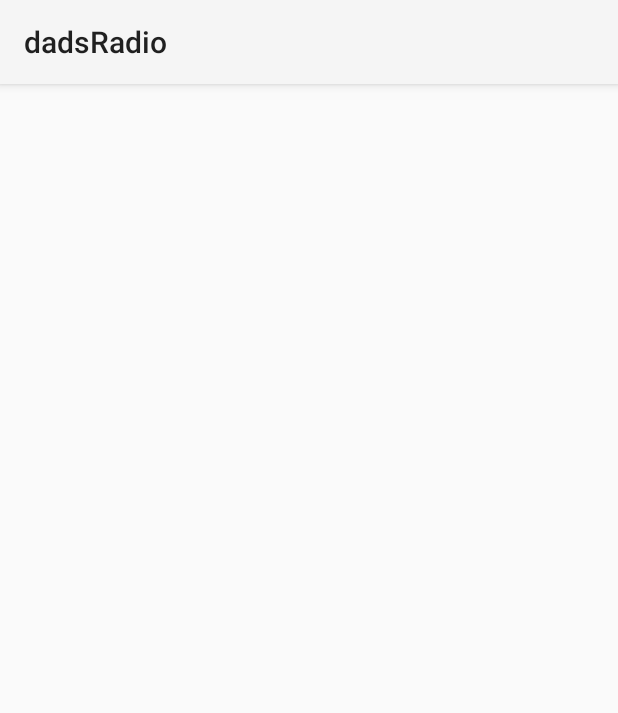
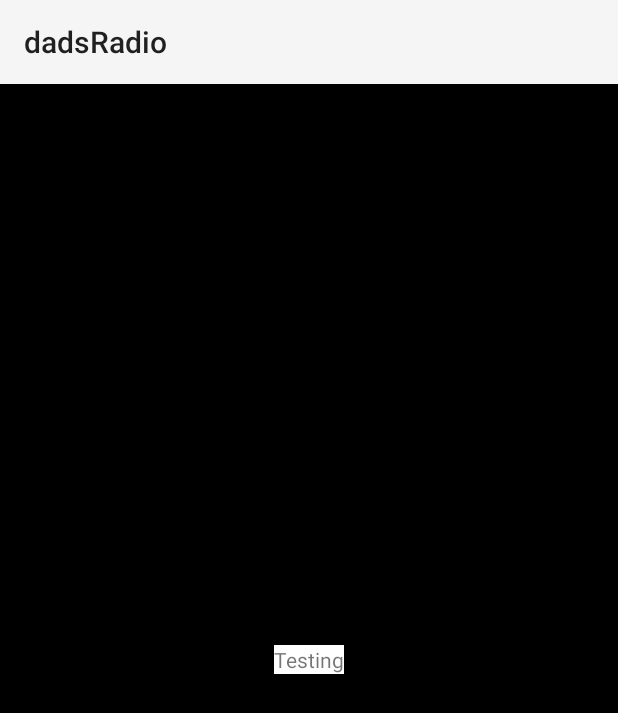
Before and after one commit to captncript/dadsradio, an Android app: the layout main.xml on its own in the app's theme, with its tools: preview values and no code run, on a phone screen of 412 x 824 dp. Shown: the top 713 px of the screen. Run offline under Robolectric (Android 15) with nearby library versions, the phone set to English and light mode, and no system bars.

```diff
--- a/dadsRadio/app/src/main/AndroidManifest.xml
+++ b/dadsRadio/app/src/main/AndroidManifest.xml
@@ -1,6 +1,9 @@
 <?xml version="1.0" encoding="utf-8"?>
 <manifest xmlns:android="http://schemas.android.com/apk/res/android"
     package="com.captncript.dadsRadio" >
+
+	<uses-permission android:name="android.permission.WRITE_EXTERNAL_STORAGE" />
+	<uses-permission android:name="android.permission.WAKE_LOCK" />
 
     <application
         android:allowBackup="true"
--- a/dadsRadio/app/src/main/res/layout/main.xml
+++ b/dadsRadio/app/src/main/res/layout/main.xml
@@ -1,7 +1,14 @@
 <LinearLayout xmlns:android="http://schemas.android.com/apk/res/android"
     android:layout_width="match_parent"
     android:layout_height="match_parent"
-    android:gravity="center">
+    android:gravity="center"
+	android:background="#000000">
 
+	<TextView
+		android:id="@+id/display"
+		android:text="Testing"
+		android:layout_width="wrap_content"
+		android:layout_height="wrap_content"
+		android:background="#ffffff" />
 
 </LinearLayout>
```
Also changed, not shown: dadsRadio/app/src/main/java/com/captncript/dadsRadio/DadsPlayer.java (added, +61 -0 lines), dadsRadio/app/src/main/java/com/captncript/dadsRadio/MainActivity.java (+87 -0 lines), 60 other files.
